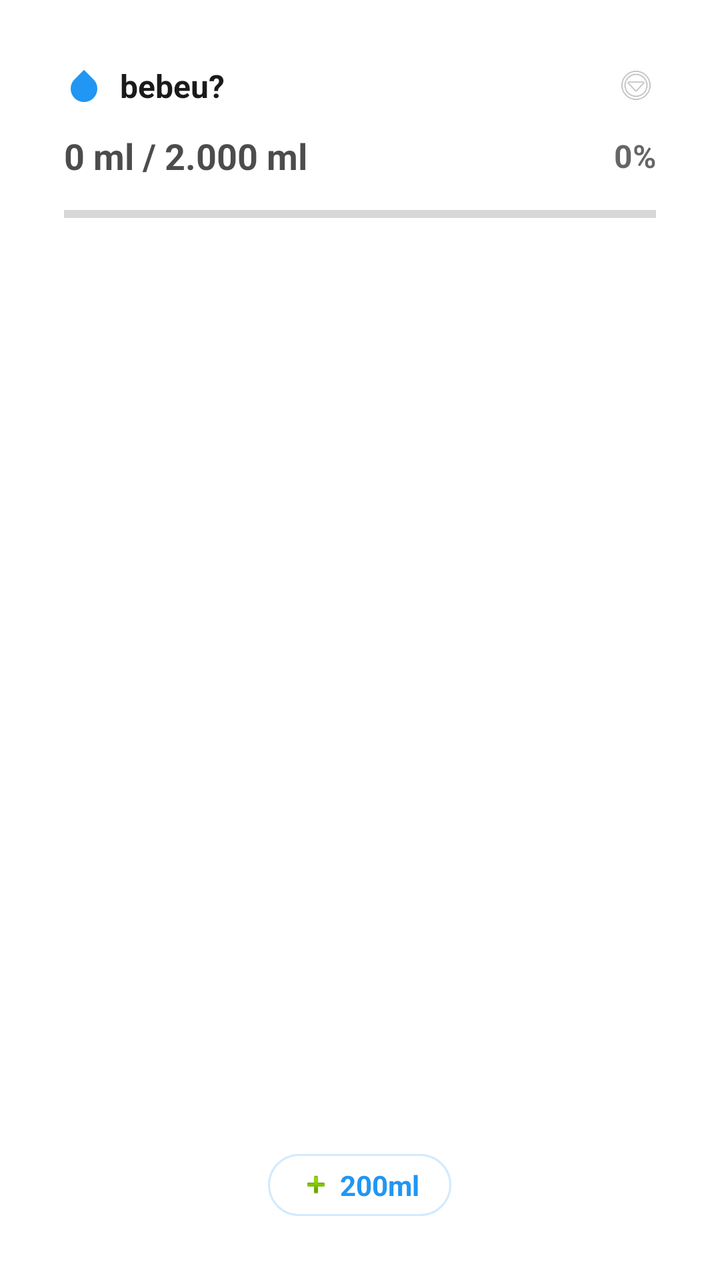
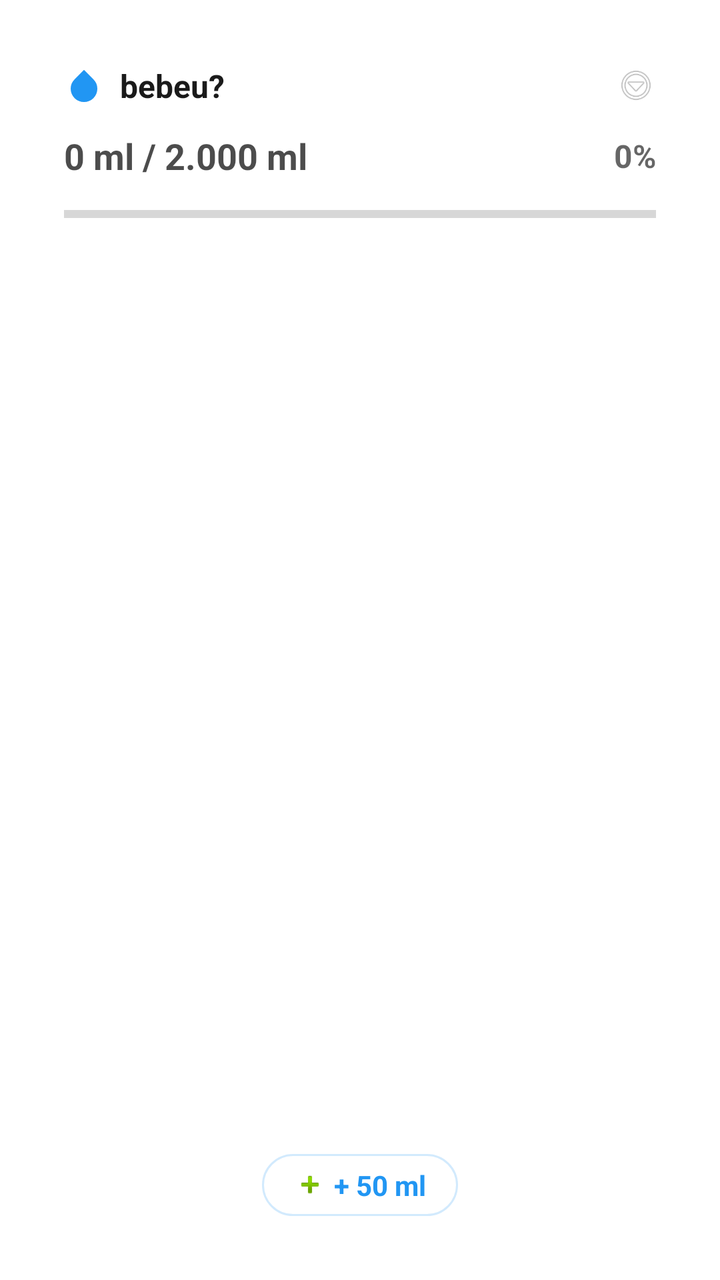

The first picture is an Android layout as it rendered before a commit; the second is the same layout after the commit. The layout source and the unified diff follow.
<!-- AndroidManifest.xml: fallback theme Theme.MaterialComponents.DayNight.NoActionBar -->
<!-- res/layout/home_widget_large.xml -->
<?xml version="1.0" encoding="utf-8"?>
<FrameLayout xmlns:android="http://schemas.android.com/apk/res/android"
    android:id="@+id/widget_container"
    android:layout_width="match_parent"
    android:layout_height="match_parent"
    android:background="@android:color/transparent"
    android:padding="12dp">

    
    <LinearLayout
        android:id="@+id/widget_default"
        android:layout_width="match_parent"
        android:layout_height="match_parent"
        android:background="@drawable/widget_card_bg"
        android:orientation="vertical"
        android:padding="20dp"
        android:visibility="visible">

        <LinearLayout
            android:layout_width="match_parent"
            android:layout_height="wrap_content"
            android:orientation="horizontal"
            android:gravity="center_vertical">

            <ImageView
                android:layout_width="20dp"
                android:layout_height="20dp"
                android:src="@drawable/ic_water_drop"
                android:contentDescription="Agua" />

            <TextView
                android:layout_width="wrap_content"
                android:layout_height="wrap_content"
                android:layout_marginStart="8dp"
                android:text="bebeu?"
                android:textColor="#1A1A1A"
                android:textSize="16sp"
                android:textStyle="bold" />

            <View
                android:layout_width="0dp"
                android:layout_height="0dp"
                android:layout_weight="1" />

            <ImageView
                android:layout_width="20dp"
                android:layout_height="20dp"
                android:src="@android:drawable/ic_menu_more"
                android:contentDescription="Mais"
                android:alpha="0.5" />
        </LinearLayout>

        <LinearLayout
            android:layout_width="match_parent"
            android:layout_height="wrap_content"
            android:layout_marginTop="12dp"
            android:orientation="horizontal"
            android:gravity="center_vertical">

            <TextView
                android:id="@+id/widget_intake"
                android:layout_width="0dp"
                android:layout_height="wrap_content"
                android:layout_weight="1"
                android:text="0 ml / 2.000 ml"
                android:textColor="#B3000000"
                android:textSize="18sp"
                android:textStyle="bold" />

            <TextView
                android:id="@+id/widget_percent"
                android:layout_width="wrap_content"
                android:layout_height="wrap_content"
                android:text="0%"
                android:textColor="#99000000"
                android:textSize="16sp"
                android:textStyle="bold" />
        </LinearLayout>

        <ProgressBar
            android:id="@+id/widget_progress"
            style="?android:attr/progressBarStyleHorizontal"
            android:layout_width="match_parent"
            android:layout_height="10dp"
            android:layout_marginTop="12dp"
            android:max="100"
            android:progress="0"
            android:indeterminate="false" />

        <LinearLayout
            android:layout_width="match_parent"
            android:layout_height="0dp"
            android:layout_weight="1"
            android:gravity="center" />

        <LinearLayout
            android:layout_width="wrap_content"
            android:layout_height="wrap_content"
            android:layout_gravity="center_horizontal"
            android:orientation="horizontal"
            android:gravity="center_vertical"
            android:paddingStart="16dp"
            android:paddingEnd="16dp"
            android:paddingTop="6dp"
            android:paddingBottom="6dp"
            android:background="@drawable/widget_button_bg">

            <ImageView
                android:layout_width="16dp"
                android:layout_height="16dp"
                android:src="@android:drawable/ic_input_add"
                android:contentDescription="Adicionar" />

            <TextView
                android:layout_width="wrap_content"
                android:layout_height="wrap_content"
                android:layout_marginStart="4dp"
                android:text="200ml"
                android:textColor="#2196F3"
                android:textSize="14sp"
                android:textStyle="bold" />
        </LinearLayout>
    </LinearLayout>

    
    <ImageView
        android:id="@+id/widget_image"
        android:layout_width="match_parent"
        android:layout_height="match_parent"
        android:scaleType="fitCenter"
        android:contentDescription="Home Widget"
        android:visibility="gone" />

</FrameLayout>
<!-- resources referenced by this layout -->
<resources>
  <!-- drawable ic_water_drop (drawable) -->
  <?xml version="1.0" encoding="utf-8"?>
  <vector xmlns:android="http://schemas.android.com/apk/res/android"
      android:width="20dp"
      android:height="20dp"
      android:viewportWidth="24"
      android:viewportHeight="24">
      <path
          android:fillColor="#2196F3"
          android:pathData="M12,2.69l5.66,5.66a8,8 0,1 1,-11.31 0z" />
  </vector>
  <!-- drawable widget_button_bg (drawable) -->
  <?xml version="1.0" encoding="utf-8"?>
  <shape xmlns:android="http://schemas.android.com/apk/res/android"
      android:shape="rectangle">
      <solid android:color="#80FFFFFF" />
      <corners android:radius="20dp" />
      <stroke
          android:width="1dp"
          android:color="#332196F3" />
  </shape>
  <!-- drawable widget_card_bg (drawable) -->
  <?xml version="1.0" encoding="utf-8"?>
  <shape xmlns:android="http://schemas.android.com/apk/res/android"
      android:shape="rectangle">
      <solid android:color="#80FFFFFF" />
      <corners android:radius="28dp" />
      <stroke
          android:width="1.5dp"
          android:color="#66FFFFFF" />
  </shape>
</resources>

<!-- the commit's change to res/layout/home_widget_large.xml (unified diff, before → after) -->
@@ -6,7 +6,6 @@
     android:background="@android:color/transparent"
     android:padding="12dp">
 
-    
     <LinearLayout
         android:id="@+id/widget_default"
         android:layout_width="match_parent"
@@ -17,16 +16,17 @@
         android:visibility="visible">
 
         <LinearLayout
+            android:id="@+id/widget_header_row"
             android:layout_width="match_parent"
             android:layout_height="wrap_content"
-            android:orientation="horizontal"
-            android:gravity="center_vertical">
+            android:gravity="center_vertical"
+            android:orientation="horizontal">
 
             <ImageView
                 android:layout_width="20dp"
                 android:layout_height="20dp"
-                android:src="@drawable/ic_water_drop"
-                android:contentDescription="Agua" />
+                android:contentDescription="@null"
+                android:src="@drawable/ic_water_drop" />
 
             <TextView
                 android:layout_width="wrap_content"
@@ -45,47 +45,54 @@
             <ImageView
                 android:layout_width="20dp"
                 android:layout_height="20dp"
-                android:src="@android:drawable/ic_menu_more"
-                android:contentDescription="Mais"
-                android:alpha="0.5" />
+                android:alpha="0.5"
+                android:contentDescription="@null"
+                android:src="@android:drawable/ic_menu_more" />
         </LinearLayout>
 
         <LinearLayout
+            android:id="@+id/widget_stats_block"
             android:layout_width="match_parent"
             android:layout_height="wrap_content"
             android:layout_marginTop="12dp"
-            android:orientation="horizontal"
-            android:gravity="center_vertical">
+            android:orientation="vertical">
 
-            <TextView
-                android:id="@+id/widget_intake"
-                android:layout_width="0dp"
+            <LinearLayout
+                android:layout_width="match_parent"
                 android:layout_height="wrap_content"
-                android:layout_weight="1"
-                android:text="0 ml / 2.000 ml"
-                android:textColor="#B3000000"
-                android:textSize="18sp"
-                android:textStyle="bold" />
+                android:gravity="center_vertical"
+                android:orientation="horizontal">
 
-            <TextView
-                android:id="@+id/widget_percent"
-                android:layout_width="wrap_content"
-                android:layout_height="wrap_content"
-                android:text="0%"
-                android:textColor="#99000000"
-                android:textSize="16sp"
-                android:textStyle="bold" />
+                <TextView
+                    android:id="@+id/widget_intake"
+                    android:layout_width="0dp"
+                    android:layout_height="wrap_content"
+                    android:layout_weight="1"
+                    android:text="0 ml / 2.000 ml"
+                    android:textColor="#B3000000"
+                    android:textSize="18sp"
+                    android:textStyle="bold" />
+
+                <TextView
+                    android:id="@+id/widget_percent"
+                    android:layout_width="wrap_content"
+                    android:layout_height="wrap_content"
+                    android:text="0%"
+                    android:textColor="#99000000"
+                    android:textSize="16sp"
+                    android:textStyle="bold" />
+            </LinearLayout>
+
+            <ProgressBar
+                android:id="@+id/widget_progress"
+                style="?android:attr/progressBarStyleHorizontal"
+                android:layout_width="match_parent"
+                android:layout_height="10dp"
+                android:layout_marginTop="12dp"
+                android:indeterminate="false"
+                android:max="100"
+                android:progress="0" />
         </LinearLayout>
-
-        <ProgressBar
-            android:id="@+id/widget_progress"
-            style="?android:attr/progressBarStyleHorizontal"
-            android:layout_width="match_parent"
-            android:layout_height="10dp"
-            android:layout_marginTop="12dp"
-            android:max="100"
-            android:progress="0"
-            android:indeterminate="false" />
 
         <LinearLayout
             android:layout_width="match_parent"
@@ -94,41 +101,41 @@
             android:gravity="center" />
 
         <LinearLayout
+            android:id="@+id/widget_add_area"
             android:layout_width="wrap_content"
             android:layout_height="wrap_content"
             android:layout_gravity="center_horizontal"
+            android:background="@drawable/widget_button_bg"
+            android:gravity="center_vertical"
             android:orientation="horizontal"
-            android:gravity="center_vertical"
             android:paddingStart="16dp"
+            android:paddingTop="6dp"
             android:paddingEnd="16dp"
-            android:paddingTop="6dp"
-            android:paddingBottom="6dp"
-            android:background="@drawable/widget_button_bg">
+            android:paddingBottom="6dp">
 
             <ImageView
                 android:layout_width="16dp"
                 android:layout_height="16dp"
-                android:src="@android:drawable/ic_input_add"
-                android:contentDescription="Adicionar" />
+                android:contentDescription="@null"
+                android:src="@android:drawable/ic_input_add" />
 
             <TextView
                 android:layout_width="wrap_content"
                 android:layout_height="wrap_content"
                 android:layout_marginStart="4dp"
-                android:text="200ml"
+                android:text="+ 50 ml"
                 android:textColor="#2196F3"
                 android:textSize="14sp"
                 android:textStyle="bold" />
         </LinearLayout>
     </LinearLayout>
 
-    
     <ImageView
         android:id="@+id/widget_image"
         android:layout_width="match_parent"
         android:layout_height="match_parent"
+        android:contentDescription="@null"
         android:scaleType="fitCenter"
-        android:contentDescription="Home Widget"
         android:visibility="gone" />
 
 </FrameLayout>
